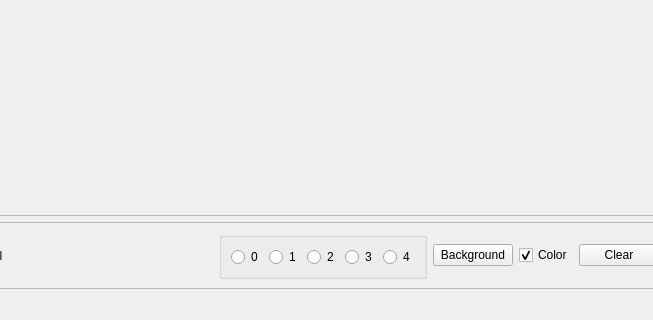
Qt form mainwindow.ui (horvathzoltan/scatterchart) before a commit; both pictures show x 154 to 807 and y 718 to 1038 of the 918 by 1038 pixel window.
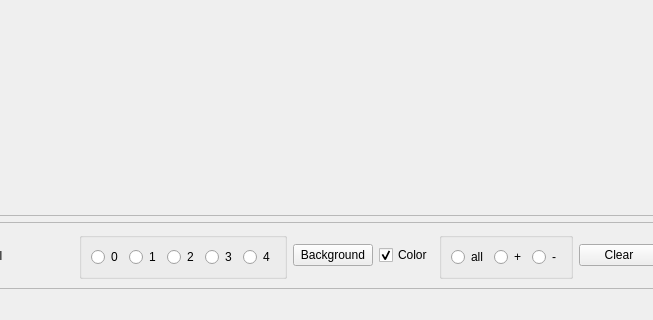
The same form after that commit.

Patch:
```diff
--- a/mainwindow.ui
+++ b/mainwindow.ui
@@ -161,6 +161,36 @@
          </property>
         </widget>
        </item>
+       <item>
+        <widget class="QGroupBox" name="groupBox_2">
+         <property name="title">
+          <string/>
+         </property>
+         <layout class="QHBoxLayout" name="horizontalLayout_3">
+          <item>
+           <widget class="QRadioButton" name="radioButton_all">
+            <property name="text">
+             <string>all</string>
+            </property>
+           </widget>
+          </item>
+          <item>
+           <widget class="QRadioButton" name="radioButton_plus">
+            <property name="text">
+             <string>+</string>
+            </property>
+           </widget>
+          </item>
+          <item>
+           <widget class="QRadioButton" name="radioButton_minus">
+            <property name="text">
+             <string>-</string>
+            </property>
+           </widget>
+          </item>
+         </layout>
+        </widget>
+       </item>
        <item>
         <widget class="QPushButton" name="pushButton_clear">
          <property name="text">
```
